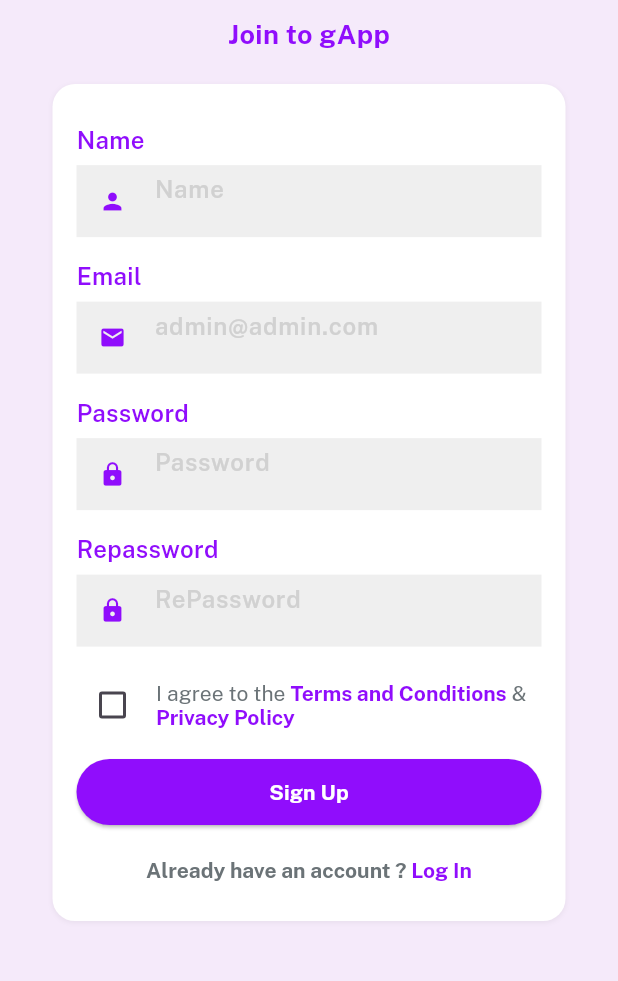
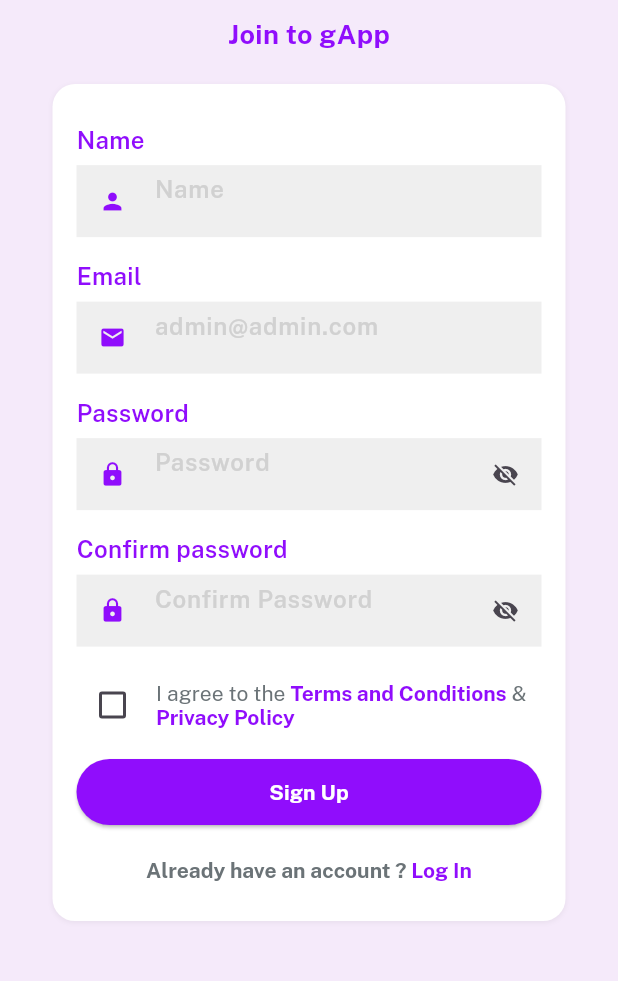
Before and after one commit to gehadbadr/Flutter_advanced_task2-3_login, a Flutter app: the screen it shows after launch, after a tap on "Log In", after a tap on "Sign Up", on a phone screen of 412 x 824 dp, the part 251-1232 px from its top. Run offline on Flutter 3.47's test engine with Material 3 defaults, Android fonts, the phone set to English and light mode, and no system bars; our stand-ins replace email_validator, shared_preferences, velocity_x; missing offline and left inert: blurry_modal_progress_hud.

Commit message:
update after lecture

```diff
--- a/lib/consts/strings.dart
+++ b/lib/consts/strings.dart
@@ -7,8 +7,8 @@ const email = 'Email';
 const emailHint = 'admin@admin.com';
 const password = 'Password';
 const passwordHint = 'Password';
-const repassword = 'Repassword';
-const repasswordHint = 'RePassword';
+const repassword = 'Confirm password';
+const repasswordHint = 'Confirm Password';
 const forgetPass = 'Forget Password';
 const login = 'Log In';
 const signup = 'Sign Up';
@@ -18,8 +18,10 @@ const privacyPolicy = 'Privacy Policy';
 const termAndCond = 'Terms and Conditions';
 const alreadyHaveAccount = 'Already have an account ? ';
 const registeredSuccessfully = 'you register successfully ';
-const errorRepassword = 'Retype password is not correct';
+const errorRepassword = 'Confirm password is not correct';
 const errorAgree = 'You have to agree';
+const invalidEmail = 'Please enter a valid email';
+const weakPassword = 'Please Enter more than 6 digit .';
 const loggedIn = 'you Logged is successfully ';
 const errorNullloggedIn = 'No Email is registered';
 const errorloggedIn = 'Wrong Email or Password ';
--- a/lib/main.dart
+++ b/lib/main.dart
@@ -1,6 +1,6 @@
 
 import 'package:advanced_login/consts/consts.dart';
-import 'package:advanced_login/providers/modelHud.dart';
+import 'package:advanced_login/providers/auth.providers.dart';
 import 'package:advanced_login/screens/homepage.screens.dart';
 import 'package:advanced_login/screens/login_screen.dart';
 import 'package:advanced_login/screens/signup_screen.dart';
@@ -11,7 +11,6 @@ import 'package:advanced_login/widgets/custom_button.dart';
 import 'package:advanced_login/widgets/custom_textfield.dart';
 import 'package:flutter/material.dart';
 import 'package:provider/provider.dart';
-import 'package:blurry_modal_progress_hud/blurry_modal_progress_hud.dart';
 import 'package:shared_preferences/shared_preferences.dart';
 
 void main() async {
@@ -32,8 +31,8 @@ class MyApp extends StatelessWidget {
   Widget build(BuildContext context) {
     return  MultiProvider(
         providers: [
-          ChangeNotifierProvider<ModelHud>(
-            create: (context) => ModelHud(),
+          ChangeNotifierProvider<AuthController>(
+            create: (context) => AuthController(),
           ),
 
         ],
--- /dev/null
+++ b/lib/providers/auth.providers.dart
@@ -0,0 +1,36 @@
+import 'package:flutter/cupertino.dart';
+import 'package:flutter/material.dart';
+
+class AuthController extends ChangeNotifier {
+  bool isLoading = false;
+  bool obscureText = false;
+
+  changeisLoading(bool value) {
+    isLoading = value;
+    notifyListeners();
+  }
+  bool _isTrue = true;
+  bool _isConfirmPassword = true;
+  bool get isTrue => _isTrue;
+  bool get isConfirmPassword => _isConfirmPassword;
+
+  get switchPasswordIcon {
+    return _isConfirmPassword ? Icon(Icons.visibility_off,) : Icon(Icons.visibility);
+  }
+ get switchConfirmPasswordIcon {
+    return _isTrue ? Icon(Icons.visibility_off) : Icon(Icons.visibility);
+  }
+  void toggleObsData() {
+    _isConfirmPassword = !_isConfirmPassword;
+    notifyListeners();
+  }
+  void toggleObs() {
+    _isTrue = !_isTrue;
+    notifyListeners();
+  }
+
+  void toggleObscure(bool value) {
+    obscureText = !value;
+    notifyListeners();
+  }
+}
--- a/lib/providers/modelHud.dart
+++ /dev/null
@@ -1,10 +0,0 @@
-import 'package:flutter/cupertino.dart';
-
-class ModelHud extends ChangeNotifier{
-  bool isLoading = false;
-
-  changeisLoading (bool value){
-    isLoading = value;
-    notifyListeners();
-  }
-}
--- a/lib/screens/homepage.screens.dart
+++ b/lib/screens/homepage.screens.dart
@@ -55,7 +55,7 @@ class _HomepageScreenState extends State<HomepageScreen> {
                     10.heightBox,
                     'Email : ${email}'.text.make(),
                     10.heightBox,
-                    'Passeord : ******'.text.make(),
+                    'Password : ******'.text.make(),
 
                   ],
                 ).box.alignCenterLeft.make(),
--- a/lib/screens/login_screen.dart
+++ b/lib/screens/login_screen.dart
@@ -1,5 +1,5 @@
 import 'package:advanced_login/consts/consts.dart';
-import 'package:advanced_login/providers/modelHud.dart';
+import 'package:advanced_login/providers/auth.providers.dart';
 import 'package:advanced_login/services/prefrences.services.dart';
 import 'package:advanced_login/widgets/applogo.dart';
 import 'package:advanced_login/widgets/custom_button.dart';
@@ -22,7 +22,7 @@ class LoginScreen extends StatelessWidget {
       resizeToAvoidBottomInset: false,
       backgroundColor: bgColor,
       body: BlurryModalProgressHUD(
-            inAsyncCall: Provider.of<ModelHud>(context).isLoading,
+            inAsyncCall: Provider.of<AuthController>(context).isLoading,
             blurEffectIntensity: 4,
             // progressIndicator: SpinKitFadingCircle(
             //   color: purpleColor,
@@ -30,7 +30,7 @@ class LoginScreen extends StatelessWidget {
             // ),
             dismissible: true,
             opacity: 0.4,
-            color: Colors.black87,
+            color: Colors.black87  ,
         child: SingleChildScrollView(
           child: Center(
               child: Padding(
@@ -81,8 +81,8 @@ class LoginScreen extends StatelessWidget {
                         textColor: whiteColor,
                         title: login,
                         onPress: () async {
-                          final modelHud = Provider.of<ModelHud>(context, listen: false);
-                          modelHud.changeisLoading(true);
+                          final authController = Provider.of<AuthController>(context, listen: false);
+                          authController.changeisLoading(true);
                           if (_globalKey.currentState!.validate()) {
                             _globalKey.currentState?.save();
                             try {
@@ -90,27 +90,27 @@ class LoginScreen extends StatelessWidget {
                               String? passwordValue = prefsFile!.getString('password');
 
                               if (emailValue == null && passwordValue == null) {
-                                modelHud.changeisLoading(false);
+                                authController.changeisLoading(false);
                                     ScaffoldMessenger.of(context).showSnackBar(
                                     SnackBar(content: Text(errorNullloggedIn)));
                               }if (emailValue != emailController.text ||
                                   passwordValue != passwordController.text) {
-                                modelHud.changeisLoading(false);
+                                authController.changeisLoading(false);
                                 ScaffoldMessenger.of(context).showSnackBar(
                                     SnackBar(content: Text(errorloggedIn)));
-                                modelHud.changeisLoading(false);
+                                authController.changeisLoading(false);
                               } else {
                                prefsFile!.setBool('login',true);
-                               modelHud.changeisLoading(false);
+                               authController.changeisLoading(false);
                               VxToast.show(context, msg: loggedIn);
                               Navigator.pushReplacementNamed(context, 'HomepageScreen/');
                               }
                             } catch (e) {
                               print(e.toString());
-                              modelHud.changeisLoading(false);
+                              authController.changeisLoading(false);
                             }
                           } else {
-                            modelHud.changeisLoading(false);
+                            authController.changeisLoading(false);
                           }
                         },
                       ).box.width(context.screenWidth - 50).make(),
--- a/lib/screens/signup_screen.dart
+++ b/lib/screens/signup_screen.dart
@@ -1,6 +1,6 @@
 
 import 'package:advanced_login/consts/consts.dart';
-import 'package:advanced_login/providers/modelHud.dart';
+import 'package:advanced_login/providers/auth.providers.dart';
 import 'package:advanced_login/services/prefrences.services.dart';
 import 'package:advanced_login/widgets/applogo.dart';
 import 'package:advanced_login/widgets/custom_button.dart';
@@ -33,7 +33,7 @@ class _MyWidgetState extends State<SignupScreen> {
       resizeToAvoidBottomInset: false,
       backgroundColor: bgColor,
       body:BlurryModalProgressHUD(
-            inAsyncCall: Provider.of<ModelHud>(context).isLoading,
+            inAsyncCall: Provider.of<AuthController>(context).isLoading,
             blurEffectIntensity: 4,
             // progressIndicator: SpinKitFadingCircle(
             //   color: purpleColor,
@@ -146,7 +146,7 @@ class _MyWidgetState extends State<SignupScreen> {
                         textColor: whiteColor,
                         title: signup,
                         onPress: () async {
-                           final modelHud = Provider.of<ModelHud>(context, listen: false);
+                           final modelHud = Provider.of<AuthController>(context, listen: false);
                            modelHud.changeisLoading(true);
                           if(isCheck == true){
 
--- a/lib/widgets/custom_textfield.dart
+++ b/lib/widgets/custom_textfield.dart
@@ -1,6 +1,8 @@
+import 'package:advanced_login/providers/auth.providers.dart';
 import 'package:flutter/material.dart';
 import 'package:advanced_login/consts/consts.dart';
 import 'package:email_validator/email_validator.dart';
+import 'package:provider/provider.dart';
 
 class CustomTextField extends StatelessWidget {
   final String hint;
@@ -17,7 +19,7 @@ class CustomTextField extends StatelessWidget {
       required this.isPass,
       this.controller,
       this.onClick});
-
+  //var modelHubcontroller = Provider.of<ModelHud>;
   void mail() {
     const String email = 'fredrik.eilertsen@gail.com';
     final bool isValid = EmailValidator.validate(email);
@@ -39,6 +41,9 @@ class CustomTextField extends StatelessWidget {
 
   @override
   Widget build(BuildContext context) {
+  final authController = Provider.of<AuthController>(context, listen: false);
+
+  //  return Consumer<ModelHud>(builder: (context, viewModel, child) {
       return Column(crossAxisAlignment: CrossAxisAlignment.start, children: [
         10.heightBox,
         title.text.fontFamily(semibold).color(PKColor).size(16).make(),
@@ -49,11 +54,17 @@ class CustomTextField extends StatelessWidget {
               return errorMessage(hint);
             }
             if (title == email) {
-            return EmailValidator.validate(value) ? null : "Please enter a valid email";
+              return EmailValidator.validate(value)
+                  ? null
+                  :invalidEmail;
+            }
+            if(title == password && value.length < 6) {
+               return weakPassword;
             }
           },
           onSaved: onClick,
-        obscureText: isPass,
+          obscureText: isPass == false?false
+                       :title == password ?authController.isTrue:authController.isConfirmPassword,
           controller: controller,
           decoration: InputDecoration(
               hintStyle: TextStyle(fontFamily: semibold, color: textfieldGrey),
@@ -64,6 +75,37 @@ class CustomTextField extends StatelessWidget {
                 icon,
                 color: PKColor,
               ),
+              suffixIcon:isPass== true ?
+              title == password ?  InkWell(
+                onTap: () {
+                //  authController.toggleObscure(authController.obscureText);
+                authController.toggleObs();
+                },
+                child: authController.switchConfirmPasswordIcon/*Icon(/*authController.obscureText == true
+                    ? Icons.visibility_off
+                    : Icons.visibility*/)*/,
+
+              ): InkWell(
+                onTap: () {
+                //  authController.toggleObscure(authController.obscureText);
+                authController.toggleObsData();
+                },
+                child: authController.switchPasswordIcon/*Icon(/*authController.obscureText == true
+                    ? Icons.visibility_off
+                    : Icons.visibility*/)*/,
+
+              ):null ,
+              // isPass== true ? obscureText! ?Icon(Icons.visibility_off, color: PKColor,):Icon(Icons.visibility, color: PKColor,)
+              //: null  ,
+              //isPass == true ?(Icons.visibility_off,):(Icons.visibility_off,),
+              /*  suffixIcon:InkWell(
+              onTap: ()=> toggleObscure(),
+              child: Icon(obscureText! ?Icons.visibility_off:Icons.visibility),
+            //   child:Icon(obscureText1
+            //   ? Icon(Icons.visibility_off, color: PKColor,)
+            //   :Icon(Icons.visibility, color: PKColor,),
+            // )
+            ),*/
               filled: true,
               border: InputBorder.none,
               focusedBorder:
@@ -71,5 +113,6 @@ class CustomTextField extends StatelessWidget {
         ),
         5.heightBox,
       ]);
+  //  });
   }
 }
```
Lines whose indentation alone changed are shown as unchanged.
